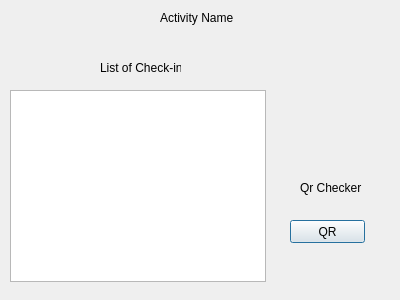
Before: the Qt Designer form gui/activitywindow.ui in hanspistorstetson/ProjectRevamp, drawn with Qt 5.
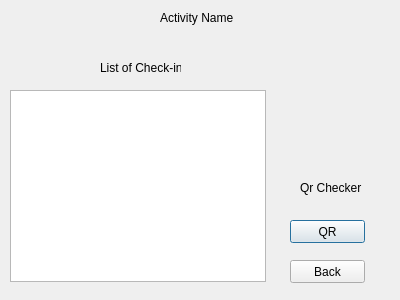
After: the same form once the commit is applied.

What changed in the file:
```diff
--- a/gui/activitywindow.ui
+++ b/gui/activitywindow.ui
@@ -75,6 +75,19 @@
     <string>List of Check-in</string>
    </property>
   </widget>
+  <widget class="QPushButton" name="back">
+   <property name="geometry">
+    <rect>
+     <x>290</x>
+     <y>260</y>
+     <width>75</width>
+     <height>23</height>
+    </rect>
+   </property>
+   <property name="text">
+    <string>Back</string>
+   </property>
+  </widget>
  </widget>
  <resources/>
  <connections/>
```
Left out of the diff: 2 changed lines with no effect on the pictures.
